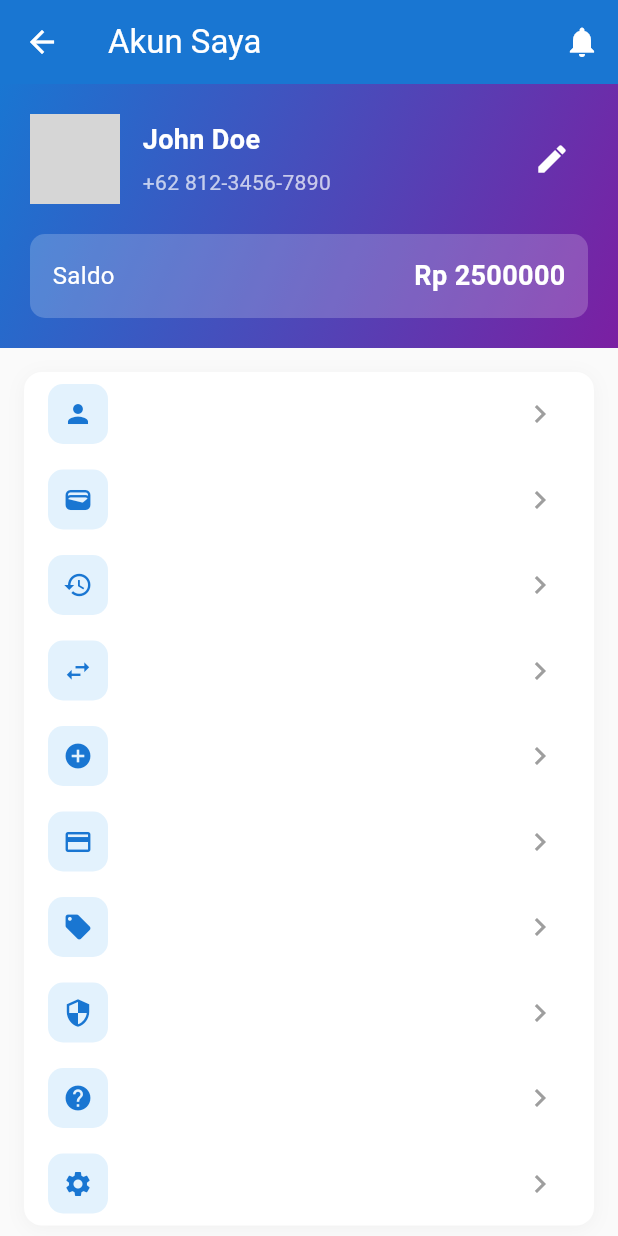
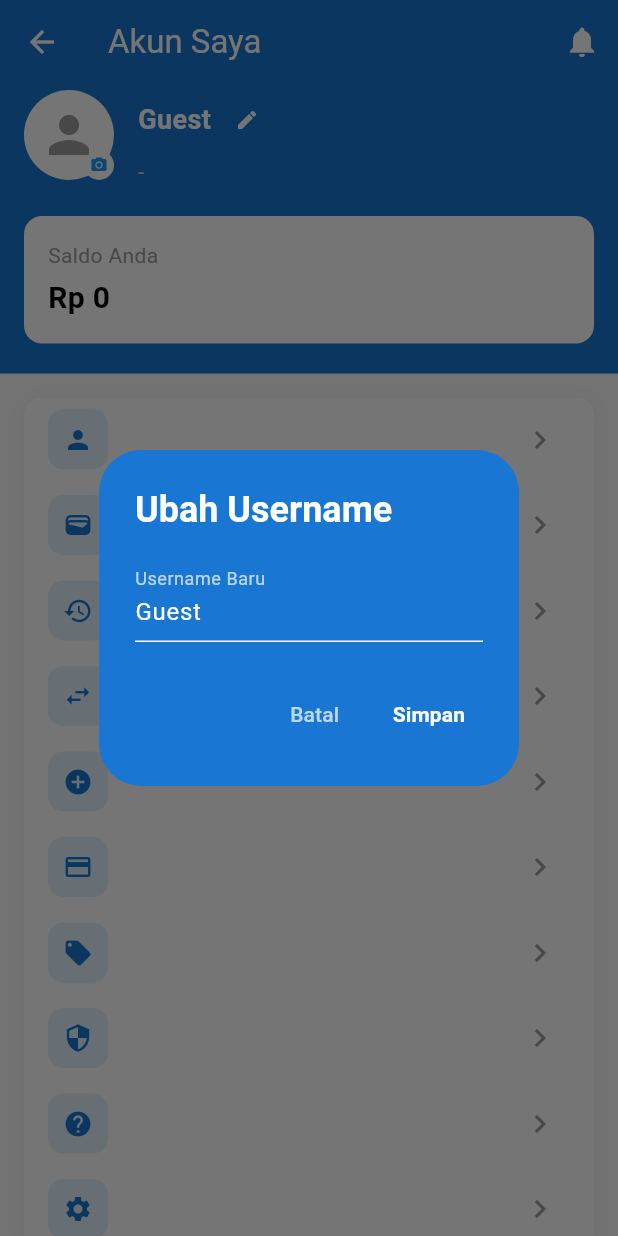
Before and after one commit to IgnatiusJonathan/Payment-Process, a Flutter app: the AccountScreen screen opened directly, after a tap on the "edit" icon, on a phone screen of 412 x 824 dp. Run offline on Flutter 3.47's test engine with Material 3 defaults, Android fonts, the phone set to English and light mode, and no system bars; our stand-ins replace flutter_riverpod, image_picker; missing offline and left inert: sqlite_async, sticky_grouped_list; accounts and stored records are empty; grey boxes are pictures that could not be loaded.

Commit message:
Update account_screen.dart
perbaiki

```diff
--- a/lib/screens/account_screen.dart
+++ b/lib/screens/account_screen.dart
@@ -1,24 +1,20 @@
 import 'package:flutter/material.dart';
+import 'package:flutter_riverpod/flutter_riverpod.dart';
 import '../modules/account_model.dart';
 import '../widgets/account_widgets.dart';
+import '../provider/user_provider.dart';
+import '../features/auth/screens/login_page.dart';
+import 'dart:io';
+import 'package:image_picker/image_picker.dart';
 
-class AccountScreen extends StatefulWidget {
+class AccountScreen extends ConsumerStatefulWidget {
   const AccountScreen({Key? key}) : super(key: key);
 
   @override
-  State<AccountScreen> createState() => _AccountScreenState();
+  ConsumerState<AccountScreen> createState() => _AccountScreenState();
 }
 
-class _AccountScreenState extends State<AccountScreen> {
-  final UserAccount user = UserAccount(
-    name: 'John Doe',
-    phoneNumber: '+62 812-3456-7890',
-    email: 'johndoe@example.com',
-    profileImage: 'https://via.placeholder.com/150',
-    balance: 2500000.0,
-    memberSince: '2023',
-  );
-
+class _AccountScreenState extends ConsumerState<AccountScreen> {
   final List<AccountMenu> menus = [
     AccountMenu(
       title: 'Profil Saya',
@@ -74,6 +70,13 @@ class _AccountScreenState extends State<AccountScreen> {
 
   @override
   Widget build(BuildContext context) {
+    final userState = ref.watch(userProvider);
+
+    final name = userState?.username ?? 'Guest';
+    final phone = userState?.phone ?? '-';
+    final balance = userState?.totalSaldo.toDouble() ?? 0.0;
+    final profileImage = userState?.profileImage ?? '';
+
     return Scaffold(
       backgroundColor: Colors.grey[50],
       appBar: AppBar(
@@ -84,7 +87,6 @@ class _AccountScreenState extends State<AccountScreen> {
           IconButton(
             icon: const Icon(Icons.notifications),
             onPressed: () {
-              // Navigate to notifications
             },
           ),
         ],
@@ -92,14 +94,8 @@ class _AccountScreenState extends State<AccountScreen> {
       body: SingleChildScrollView(
         child: Column(
           children: [
-            ProfileHeader(
-              name: user.name,
-              phoneNumber: user.phoneNumber,
-              profileImage: user.profileImage,
-              balance: user.balance,
-            ),
+            _buildProfileHeader(name, phone, profileImage, balance),
             const SizedBox(height: 16),
-            // Menu Items
             Container(
               margin: const EdgeInsets.symmetric(horizontal: 16),
               decoration: BoxDecoration(
@@ -132,7 +128,6 @@ class _AccountScreenState extends State<AccountScreen> {
               ),
             ),
             const SizedBox(height: 20),
-            // Logout Button
             Container(
               margin: const EdgeInsets.symmetric(horizontal: 16),
               child: ElevatedButton(
@@ -158,6 +153,164 @@ class _AccountScreenState extends State<AccountScreen> {
     );
   }
 
+  Widget _buildProfileHeader(String name, String phone, String profileImage, double balance) {
+    return Container(
+      color: Colors.blue[700],
+      padding: const EdgeInsets.fromLTRB(16, 0, 16, 20),
+      child: Column(
+        children: [
+          Row(
+            children: [
+              GestureDetector(
+                onTap: _pickImage,
+                child: Stack(
+                  children: [
+                    CircleAvatar(
+                      radius: 30,
+                      backgroundColor: Colors.white,
+                      backgroundImage: profileImage.isNotEmpty
+                          ? FileImage(File(profileImage)) as ImageProvider
+                          : null,
+                      child: profileImage.isEmpty
+                          ? const Icon(Icons.person, size: 40, color: Colors.grey)
+                          : null,
+                    ),
+                    Positioned(
+                      bottom: 0,
+                      right: 0,
+                      child: Container(
+                        padding: const EdgeInsets.all(4),
+                        decoration: const BoxDecoration(
+                          color: Colors.white,
+                          shape: BoxShape.circle,
+                        ),
+                        child: const Icon(Icons.camera_alt, size: 12, color: Colors.blue),
+                      ),
+                    ),
+                  ],
+                ),
+              ),
+              const SizedBox(width: 16),
+              Expanded(
+                child: Column(
+                  crossAxisAlignment: CrossAxisAlignment.start,
+                  children: [
+                    Row(
+                      children: [
+                        Text(
+                          name,
+                          style: const TextStyle(
+                            color: Colors.white,
+                            fontSize: 18,
+                            fontWeight: FontWeight.bold,
+                          ),
+                        ),
+                        IconButton(
+                          icon: const Icon(Icons.edit, color: Colors.white, size: 16),
+                          onPressed: () => _showEditUsernameDialog(name),
+                          padding: EdgeInsets.zero,
+                          constraints: const BoxConstraints(),
+                        ),
+                      ],
+                    ),
+                    Text(
+                      phone,
+                      style: const TextStyle(color: Colors.white70),
+                    ),
+                  ],
+                ),
+              ),
+            ],
+          ),
+          const SizedBox(height: 20),
+          Container(
+            padding: const EdgeInsets.all(16),
+            decoration: BoxDecoration(
+              color: Colors.white,
+              borderRadius: BorderRadius.circular(12),
+            ),
+            child: Row(
+              mainAxisAlignment: MainAxisAlignment.spaceBetween,
+              children: [
+                Column(
+                  crossAxisAlignment: CrossAxisAlignment.start,
+                  children: [
+                    const Text(
+                      'Saldo Anda',
+                      style: TextStyle(color: Colors.grey),
+                    ),
+                    const SizedBox(height: 4),
+                    Text(
+                      'Rp ${balance.toStringAsFixed(0)}',
+                      style: const TextStyle(
+                        fontSize: 20,
+                        fontWeight: FontWeight.bold,
+                        color: Colors.black,
+                      ),
+                    ),
+                  ],
+                ),
+              ],
+            ),
+          ),
+        ],
+      ),
+    );
+  }
+
+  Future<void> _pickImage() async {
+    final ImagePicker picker = ImagePicker();
+    final XFile? image = await picker.pickImage(source: ImageSource.gallery);
+
+    if (image != null) {
+      await ref.read(userProvider.notifier).updateProfileImage(image.path);
+    }
+  }
+
+  void _showEditUsernameDialog(String currentName) {
+    final TextEditingController controller = TextEditingController(text: currentName);
+    showDialog(
+      context: context,
+      builder: (context) => AlertDialog(
+        backgroundColor: Colors.blue[700],
+        title: const Text(
+          'Ubah Username',
+          style: TextStyle(color: Colors.white, fontWeight: FontWeight.bold),
+        ),
+        content: TextField(
+          controller: controller,
+          style: const TextStyle(color: Colors.white),
+          cursorColor: Colors.white,
+          decoration: const InputDecoration(
+            labelText: 'Username Baru',
+            labelStyle: TextStyle(color: Colors.white70),
+            enabledBorder: UnderlineInputBorder(
+              borderSide: BorderSide(color: Colors.white),
+            ),
+            focusedBorder: UnderlineInputBorder(
+              borderSide: BorderSide(color: Colors.white),
+            ),
+          ),
+        ),
+        actions: [
+          TextButton(
+            onPressed: () => Navigator.pop(context),
+            child: const Text('Batal', style: TextStyle(color: Colors.white70)),
+          ),
+          TextButton(
+            onPressed: () async {
+              if (controller.text.isNotEmpty) {
+                await ref.read(userProvider.notifier).updateUsername(controller.text);
+                if (mounted) Navigator.pop(context);
+              }
+            },
+            child: const Text('Simpan', style: TextStyle(color: Colors.white, fontWeight: FontWeight.bold)),
+          ),
+        ],
+      ),
+    );
+  }
+
   void _handleMenuTap(String route) {
     ScaffoldMessenger.of(context).showSnackBar(
       SnackBar(
@@ -170,20 +323,28 @@ class _AccountScreenState extends State<AccountScreen> {
   void _showLogoutDialog() {
     showDialog(
       context: context,
-      builder: (BuildContext context) {
+      builder: (BuildContext dialogContext) {
         return AlertDialog(
           title: const Text('Keluar Akun'),
           content: const Text('Apakah Anda yakin ingin keluar dari akun?'),
           actions: [
             TextButton(
               onPressed: () {
-                Navigator.of(context).pop();
+                Navigator.of(dialogContext).pop();
               },
               child: const Text('Batal'),
             ),
             TextButton(
               onPressed: () {
-                Navigator.of(context).pop();
+                Navigator.of(dialogContext).pop();
+
+                ref.read(userProvider.notifier).logout();
+
+                Navigator.of(context).pushAndRemoveUntil(
+                  MaterialPageRoute(builder: (context) => const LoginPage()),
+                  (route) => false,
+                );
+
                 ScaffoldMessenger.of(context).showSnackBar(
                   const SnackBar(
                     content: Text('Berhasil keluar'),
```
